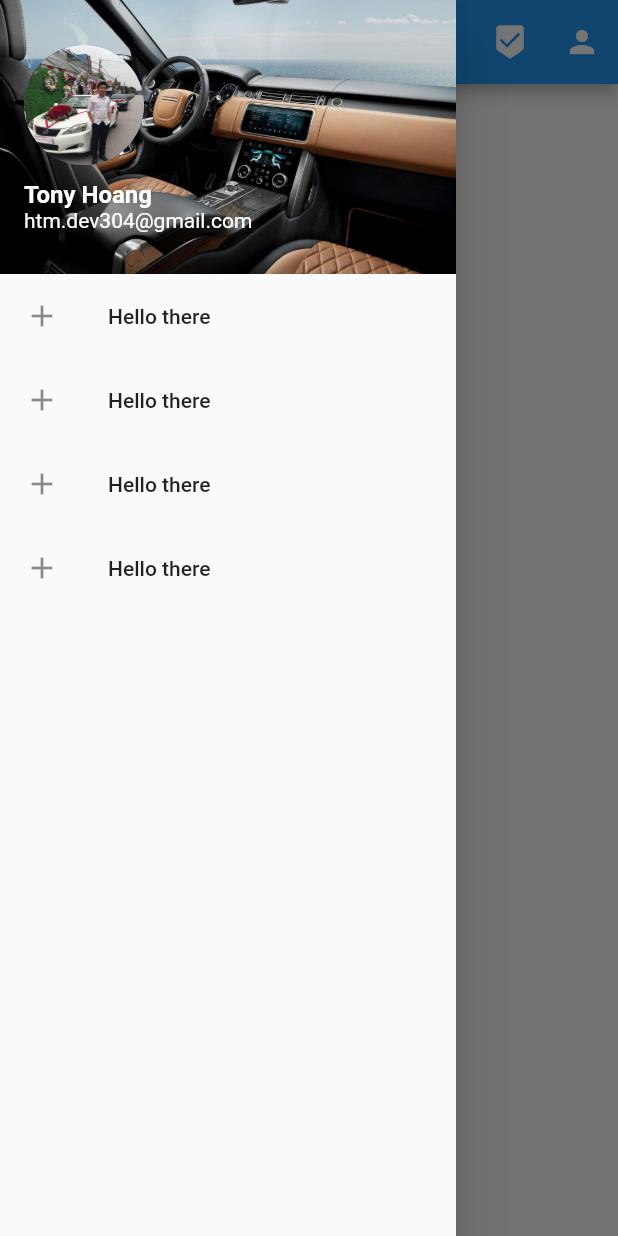
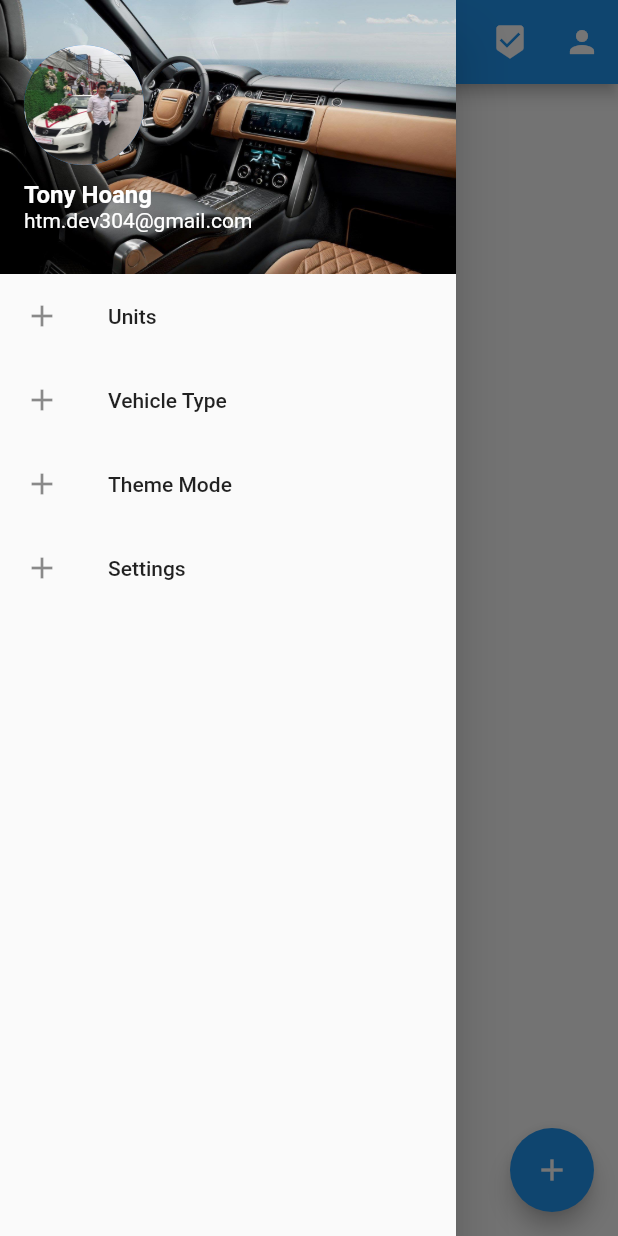
Before and after one commit to tonyhoangdev/flutter2, a Flutter app: the screen it shows after launch, with the side drawer open, on a phone screen of 412 x 824 dp. Run offline on Flutter 3.47's test engine with Material 2 defaults, Android fonts, the phone set to English and light mode, and no system bars.

Commit message:
add floatingActionButton

```diff
--- a/flutter_app/lib/main.dart
+++ b/flutter_app/lib/main.dart
@@ -182,28 +182,28 @@ class _MyStatefulWidget2State extends State<MyStatefulWidget2> {
             children: <Widget>[
               ListTile(
                 leading: Icon(Icons.add),
-                title: Text("Hello there"),
+                title: Text("Units"),
                 onTap: (){
 
                 },
               ),
               ListTile(
                 leading: Icon(Icons.add),
-                title: Text("Hello there"),
+                title: Text("Vehicle Type"),
                 onTap: (){
 
                 },
               ),
               ListTile(
                 leading: Icon(Icons.add),
-                title: Text("Hello there"),
+                title: Text("Theme Mode"),
                 onTap: (){
 
                 },
               ),
               ListTile(
                 leading: Icon(Icons.add),
-                title: Text("Hello there"),
+                title: Text("Settings"),
                 onTap: (){
 
                 },
@@ -211,7 +211,14 @@ class _MyStatefulWidget2State extends State<MyStatefulWidget2> {
             ],
           ),
         ],
-      )),
+      ),
+      ),
+      floatingActionButton: FloatingActionButton(
+        child: Icon(Icons.add),
+        onPressed: (){
+          print("tap");
+        },
+      ),
     );
   }
 }
```
